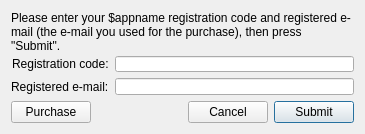
Above: ui/reg_submit_dialog.ui from hsoft/qtlib before the change. Below: the same form after it.
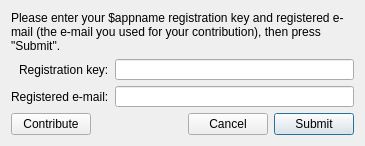
That is the form after the change.

Commit message: Converted registration system to Fairware.

What changed in the file:
```diff
--- a/ui/reg_submit_dialog.ui
+++ b/ui/reg_submit_dialog.ui
@@ -7,7 +7,7 @@
     <x>0</x>
     <y>0</y>
     <width>365</width>
-    <height>134</height>
+    <height>146</height>
    </rect>
   </property>
   <property name="windowTitle">
@@ -17,7 +17,7 @@
    <item>
     <widget class="QLabel" name="promptLabel">
      <property name="text">
-      <string>Please enter your $appname registration code and registered e-mail (the e-mail you used for the purchase), then press &quot;Submit&quot;.</string>
+      <string>Please enter your $appname registration key and registered e-mail (the e-mail you used for your contribution), then press &quot;Submit&quot;.</string>
      </property>
      <property name="alignment">
       <set>Qt::AlignLeading|Qt::AlignLeft|Qt::AlignTop</set>
@@ -44,7 +44,7 @@
      <item row="0" column="0">
       <widget class="QLabel" name="label_2">
        <property name="text">
-        <string>Registration code:</string>
+        <string>Registration key:</string>
        </property>
       </widget>
      </item>
@@ -68,7 +68,7 @@
      <item>
       <widget class="QPushButton" name="purchaseButton">
        <property name="text">
-        <string>Purchase</string>
+        <string>Contribute</string>
        </property>
        <property name="autoDefault">
         <bool>false</bool>
```
Left out of the diff: 4 changed lines with no effect on the pictures. The commit also changes 3 other files.
